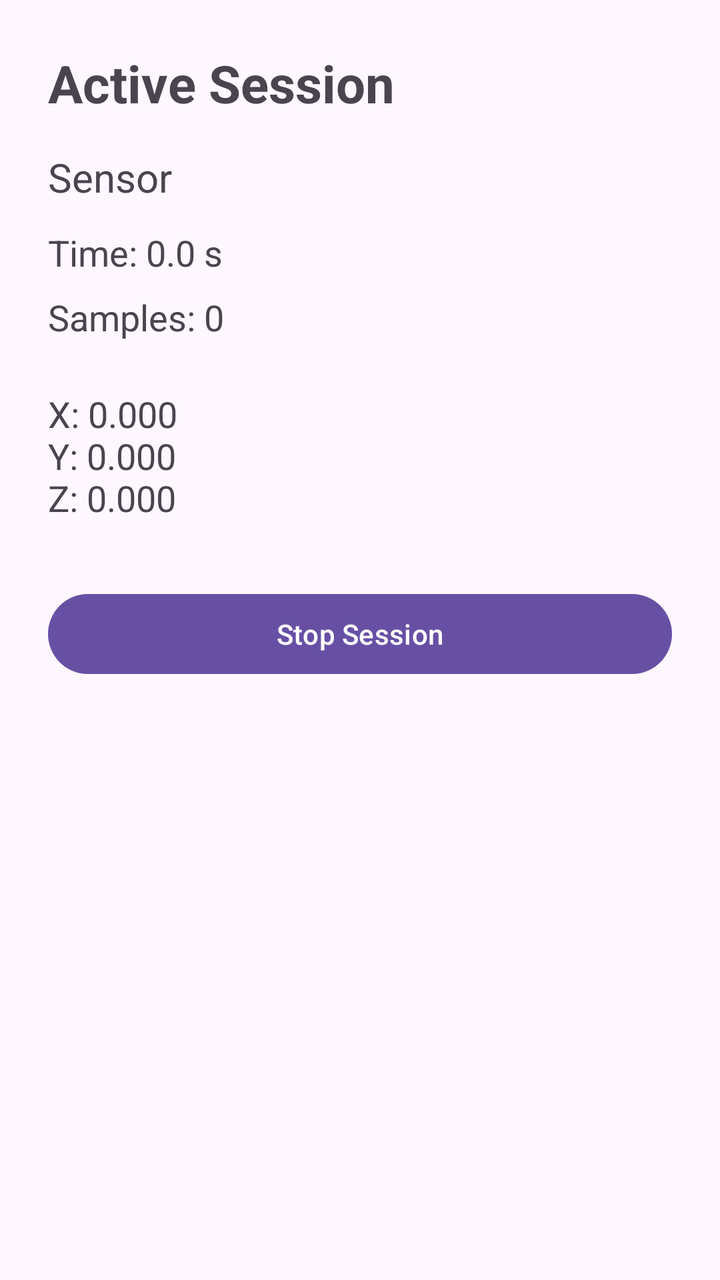
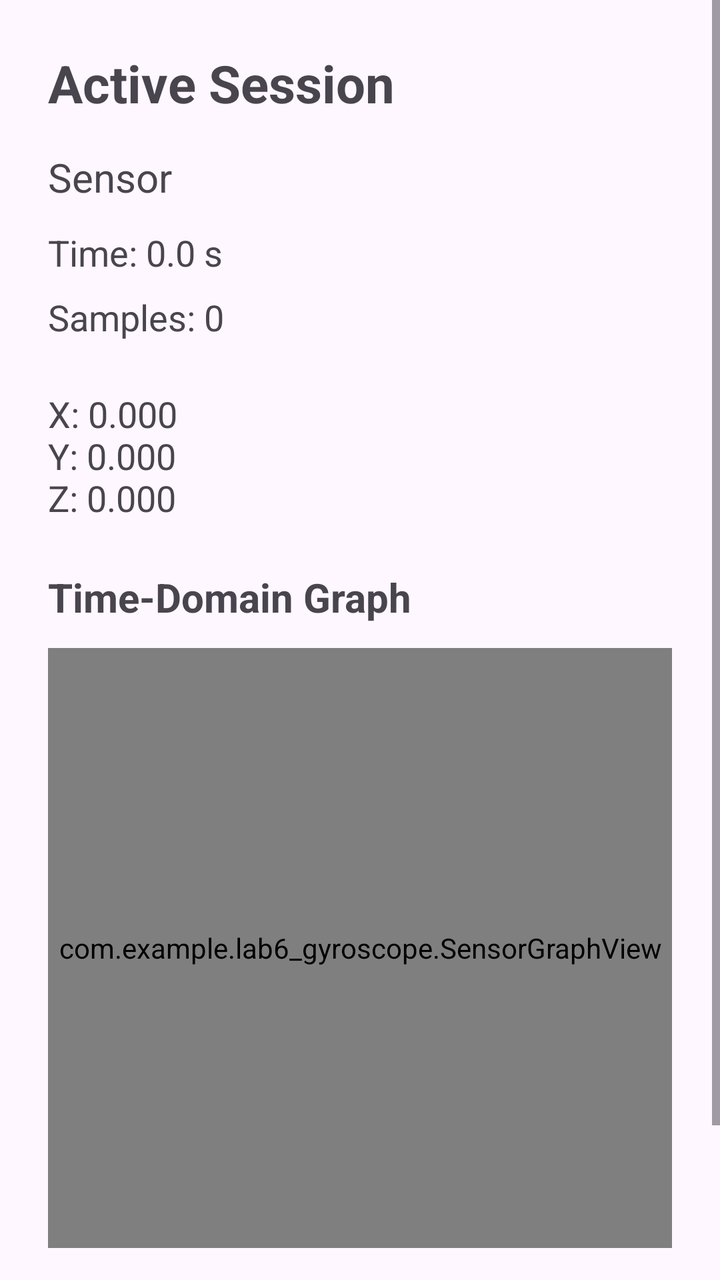

Compare the two renders of this Android layout. The source of the first and the diff that turns it into the second are given below.
<!-- AndroidManifest.xml: application theme Theme.Lab6Gyroscope -->
<!-- res/layout/activity_session.xml -->
<?xml version="1.0" encoding="utf-8"?>
<ScrollView xmlns:android="http://schemas.android.com/apk/res/android"
    android:layout_width="match_parent"
    android:layout_height="match_parent">

    <LinearLayout
        android:layout_width="match_parent"
        android:layout_height="wrap_content"
        android:orientation="vertical"
        android:padding="24dp">

        <TextView
            android:layout_width="match_parent"
            android:layout_height="wrap_content"
            android:text="Active Session"
            android:textSize="26sp"
            android:textStyle="bold" />

        <TextView
            android:id="@+id/tvSensorName"
            android:layout_width="match_parent"
            android:layout_height="wrap_content"
            android:text="Sensor"
            android:textSize="20sp"
            android:layout_marginTop="16dp" />

        <TextView
            android:id="@+id/tvElapsedTime"
            android:layout_width="match_parent"
            android:layout_height="wrap_content"
            android:text="Time: 0.0 s"
            android:textSize="18sp"
            android:layout_marginTop="12dp" />

        <TextView
            android:id="@+id/tvSampleCount"
            android:layout_width="match_parent"
            android:layout_height="wrap_content"
            android:text="Samples: 0"
            android:textSize="18sp"
            android:layout_marginTop="8dp" />

        <TextView
            android:id="@+id/tvSensorValues"
            android:layout_width="match_parent"
            android:layout_height="wrap_content"
            android:text="X: 0.000&#10;Y: 0.000&#10;Z: 0.000"
            android:textSize="18sp"
            android:layout_marginTop="24dp" />

        <Button
            android:id="@+id/btnStopSession"
            android:layout_width="match_parent"
            android:layout_height="wrap_content"
            android:text="Stop Session"
            android:layout_marginTop="32dp" />

    </LinearLayout>
</ScrollView>
<!-- resources referenced by this layout -->
<resources>
  <style name="Theme.Lab6Gyroscope" parent="Base.Theme.Lab6Gyroscope" />
  <style name="Base.Theme.Lab6Gyroscope" parent="Theme.Material3.DayNight.NoActionBar">
          
          
      </style>
</resources>

<!-- the commit's change to res/layout/activity_session.xml (unified diff, before → after) -->
@@ -48,6 +48,21 @@
             android:textSize="18sp"
             android:layout_marginTop="24dp" />
 
+        <TextView
+            android:layout_width="match_parent"
+            android:layout_height="wrap_content"
+            android:text="Time-Domain Graph"
+            android:textSize="20sp"
+            android:textStyle="bold"
+            android:layout_marginTop="24dp" />
+
+        <com.example.lab6_gyroscope.SensorGraphView
+            android:id="@+id/sensorGraph"
+            android:layout_width="match_parent"
+            android:layout_height="300dp"
+            android:layout_marginTop="12dp"
+            android:background="#F5F5F5" />
+
         <Button
             android:id="@+id/btnStopSession"
             android:layout_width="match_parent"
